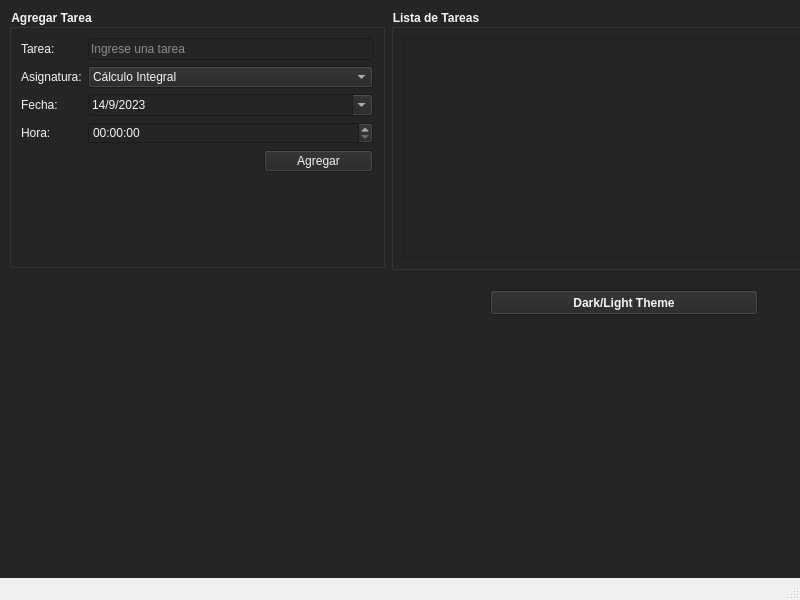
Above: tasky.ui from Hayai01/Interfaz_QT before the change. Below: the same form after it.
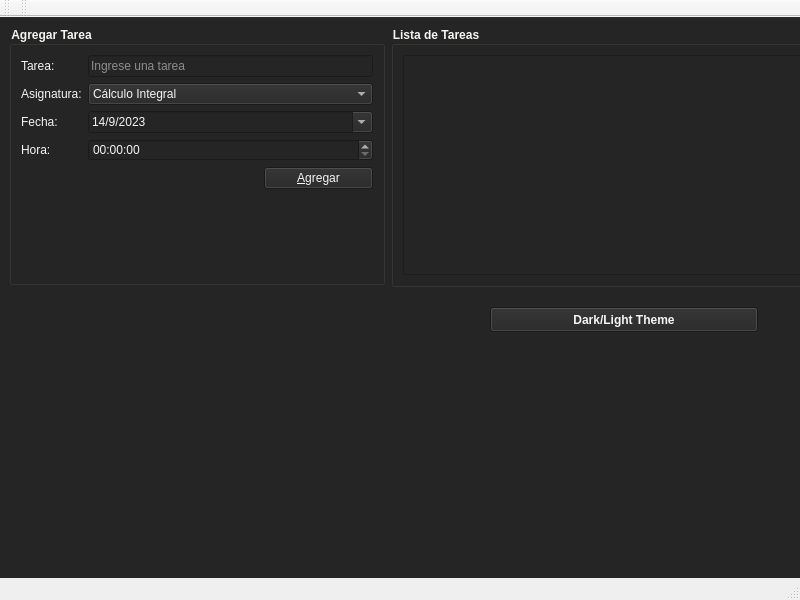
That is the form after the change. Icons and pictures are not drawn.

Commit message: Agregar icono

```diff
--- a/tasky.ui
+++ b/tasky.ui
@@ -196,7 +196,7 @@
         <item row="0" column="1">
          <widget class="QPushButton" name="btnAgregar">
           <property name="text">
-           <string>Agregar</string>
+           <string>&amp;Agregar</string>
           </property>
          </widget>
         </item>
@@ -243,6 +243,28 @@
    </property>
   </widget>
   <widget class="QStatusBar" name="statusbar"/>
+  <widget class="QToolBar" name="toolBar">
+   <property name="windowTitle">
+    <string>toolBar</string>
+   </property>
+   <attribute name="toolBarArea">
+    <enum>TopToolBarArea</enum>
+   </attribute>
+   <attribute name="toolBarBreak">
+    <bool>false</bool>
+   </attribute>
+  </widget>
+  <widget class="QToolBar" name="toolBar_2">
+   <property name="windowTitle">
+    <string>toolBar_2</string>
+   </property>
+   <attribute name="toolBarArea">
+    <enum>TopToolBarArea</enum>
+   </attribute>
+   <attribute name="toolBarBreak">
+    <bool>false</bool>
+   </attribute>
+  </widget>
  </widget>
  <resources/>
  <connections/>
```
Left out of the diff: 8 changed lines with no effect on the pictures. The commit also changes 5 other files.
